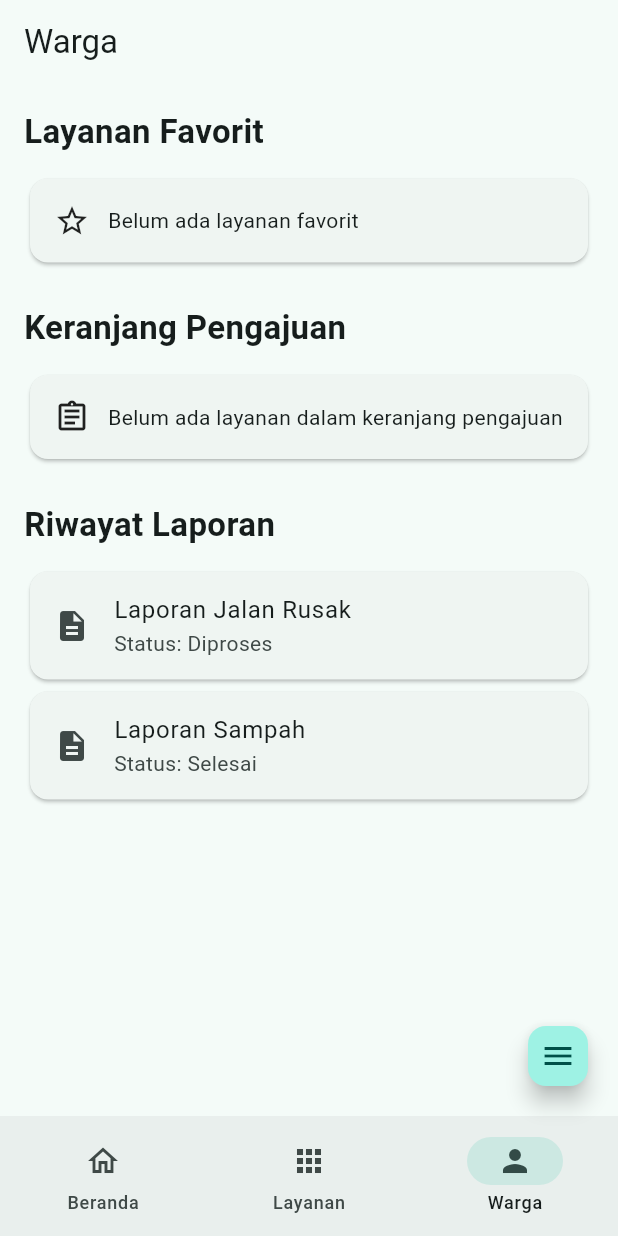
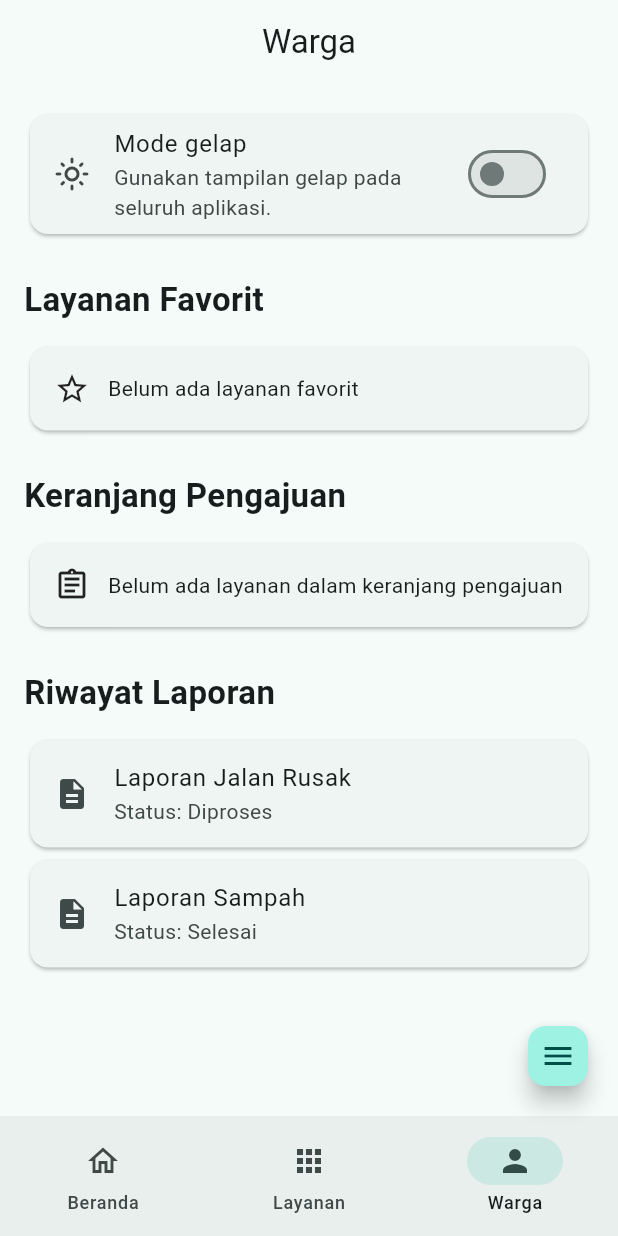
Before and after one commit to amiasora/nusantara_cerdas_nav_707012400107, a Flutter app: the screen it shows after launch, item 3 of the bottom bar chosen, on a phone screen of 412 x 824 dp. Run offline on Flutter 3.47's test engine with Material 3 defaults, Android fonts, the phone set to English and light mode, and no system bars; our stand-ins replace flutter_bloc.

Commit message:
Tambahkan tema terang dan gelap dengan ThemeCubit

```diff
--- /dev/null
+++ b/lib/cubit/theme_cubit.dart
@@ -0,0 +1,12 @@
+import 'package:flutter/material.dart';
+import 'package:flutter_bloc/flutter_bloc.dart';
+
+class ThemeCubit extends Cubit<ThemeMode> {
+  ThemeCubit() : super(ThemeMode.light);
+
+  void ubahModeGelap(bool aktif) {
+    emit(
+      aktif ? ThemeMode.dark : ThemeMode.light,
+    );
+  }
+}
--- a/lib/main.dart
+++ b/lib/main.dart
@@ -3,9 +3,12 @@ import 'package:flutter_bloc/flutter_bloc.dart';
 
 import 'cubit/favorit_cubit.dart';
 import 'cubit/pengajuan_cubit.dart';
+import 'cubit/theme_cubit.dart';
 
 import 'navigation/app_routes.dart';
 import 'navigation/kerangka_navigasi.dart';
+
+import 'theme/app_theme.dart';
 
 void main() {
   runApp(
@@ -16,6 +19,9 @@ void main() {
         ),
         BlocProvider<PengajuanCubit>(
           create: (context) => PengajuanCubit(),
+        ),
+        BlocProvider<ThemeCubit>(
+          create: (context) => ThemeCubit(),
         ),
       ],
       child: const NusantaraCerdasMobile(),
@@ -28,15 +34,14 @@ class NusantaraCerdasMobile extends StatelessWidget {
 
   @override
   Widget build(BuildContext context) {
+    return BlocBuilder<ThemeCubit, ThemeMode>(
+      builder: (context, modeTema) {
         return MaterialApp(
           debugShowCheckedModeBanner: false,
           title: 'Nusantara Cerdas Mobile',
-      theme: ThemeData(
-        colorScheme: ColorScheme.fromSeed(
-          seedColor: Colors.teal,
-        ),
-        useMaterial3: true,
-      ),
+          theme: AppTheme.lightTheme,
+          darkTheme: AppTheme.darkTheme,
+          themeMode: modeTema,
           initialRoute: AppRoutes.kerangka,
           routes: {
             AppRoutes.kerangka:
@@ -46,5 +51,7 @@ class NusantaraCerdasMobile extends StatelessWidget {
           onGenerateRoute: AppRoutes.bentukRoute,
           onUnknownRoute: AppRoutes.routeTidakDikenal,
         );
+      },
+    );
   }
 }
--- a/lib/pages/layanan.dart
+++ b/lib/pages/layanan.dart
@@ -137,6 +137,8 @@ class Layanan extends StatelessWidget {
                     return favorit.contains(nama);
                   },
                   builder: (context, sudahFavorit) {
+                    final warna = Theme.of(context).colorScheme;
+
                     return IconButton(
                       tooltip: sudahFavorit
                           ? 'Batalkan favorit'
@@ -146,8 +148,8 @@ class Layanan extends StatelessWidget {
                             ? Icons.star
                             : Icons.star_border,
                         color: sudahFavorit
-                            ? Colors.amber
-                            : null,
+                            ? warna.primary
+                            : warna.onSurfaceVariant,
                       ),
                       onPressed: () {
                         final favoritCubit =
--- a/lib/pages/warga.dart
+++ b/lib/pages/warga.dart
@@ -3,6 +3,7 @@ import 'package:flutter_bloc/flutter_bloc.dart';
 
 import '../cubit/favorit_cubit.dart';
 import '../cubit/pengajuan_cubit.dart';
+import '../cubit/theme_cubit.dart';
 import '../navigation/app_routes.dart';
 import 'layanan.dart';
 
@@ -68,6 +69,9 @@ class Warga extends StatelessWidget {
 
   @override
   Widget build(BuildContext context) {
+    final tema = Theme.of(context);
+    final modeGelap = tema.brightness == Brightness.dark;
+
     return Scaffold(
       appBar: AppBar(
         title: const Text('Warga'),
@@ -75,6 +79,29 @@ class Warga extends StatelessWidget {
       body: ListView(
         padding: const EdgeInsets.all(16),
         children: [
+          // Sakelar untuk mengubah tema seluruh aplikasi.
+          Card(
+            child: SwitchListTile(
+              secondary: Icon(
+                modeGelap
+                    ? Icons.dark_mode_outlined
+                    : Icons.light_mode_outlined,
+              ),
+              title: const Text('Mode gelap'),
+              subtitle: const Text(
+                'Gunakan tampilan gelap pada seluruh aplikasi.',
+              ),
+              value: modeGelap,
+              onChanged: (aktif) {
+                context
+                    .read<ThemeCubit>()
+                    .ubahModeGelap(aktif);
+              },
+            ),
+          ),
+
+          const SizedBox(height: 24),
+
           const Text(
             'Layanan Favorit',
             style: TextStyle(
@@ -110,9 +137,9 @@ class Warga extends StatelessWidget {
                 children: favorit.map((namaLayanan) {
                   return Card(
                     child: ListTile(
-                      leading: const Icon(
+                      leading: Icon(
                         Icons.star,
-                        color: Colors.amber,
+                        color: tema.colorScheme.primary,
                       ),
                       title: Text(namaLayanan),
                       trailing: const Icon(
@@ -132,6 +159,7 @@ class Warga extends StatelessWidget {
           ),
 
           const SizedBox(height: 24),
+
           const Text(
             'Keranjang Pengajuan',
             style: TextStyle(
@@ -195,6 +223,7 @@ class Warga extends StatelessWidget {
                   }),
 
                   const SizedBox(height: 12),
+
                   FilledButton.icon(
                     onPressed: () {
                       kirimSemuaPengajuan(context);
@@ -210,6 +239,7 @@ class Warga extends StatelessWidget {
           ),
 
           const SizedBox(height: 24),
+
           const Text(
             'Riwayat Laporan',
             style: TextStyle(
@@ -218,6 +248,7 @@ class Warga extends StatelessWidget {
             ),
           ),
           const SizedBox(height: 12),
+
           const Card(
             child: ListTile(
               leading: Icon(Icons.description),
@@ -225,6 +256,7 @@ class Warga extends StatelessWidget {
               subtitle: Text('Status: Diproses'),
             ),
           ),
+
           const Card(
             child: ListTile(
               leading: Icon(Icons.description),
--- /dev/null
+++ b/lib/theme/app_theme.dart
@@ -0,0 +1,41 @@
+import 'package:flutter/material.dart';
+
+class AppTheme {
+  static const Color seedColor = Colors.teal;
+
+  static ThemeData get lightTheme {
+    return _buatTema(Brightness.light);
+  }
+
+  static ThemeData get darkTheme {
+    return _buatTema(Brightness.dark);
+  }
+
+  static ThemeData _buatTema(Brightness brightness) {
+    final skemaWarna = ColorScheme.fromSeed(
+      seedColor: seedColor,
+      brightness: brightness,
+    );
+
+    return ThemeData(
+      useMaterial3: true,
+      colorScheme: skemaWarna,
+      appBarTheme: AppBarTheme(
+        centerTitle: true,
+        backgroundColor: skemaWarna.surface,
+        foregroundColor: skemaWarna.onSurface,
+      ),
+      filledButtonTheme: FilledButtonThemeData(
+        style: FilledButton.styleFrom(
+          padding: const EdgeInsets.symmetric(
+            horizontal: 20,
+            vertical: 14,
+          ),
+          shape: RoundedRectangleBorder(
+            borderRadius: BorderRadius.circular(12),
+          ),
+        ),
+      ),
+    );
+  }
+}
```
Also changed, not shown: lib/pages/beranda.dart (+6 -7 lines). Lines whose indentation alone changed are shown as unchanged.
